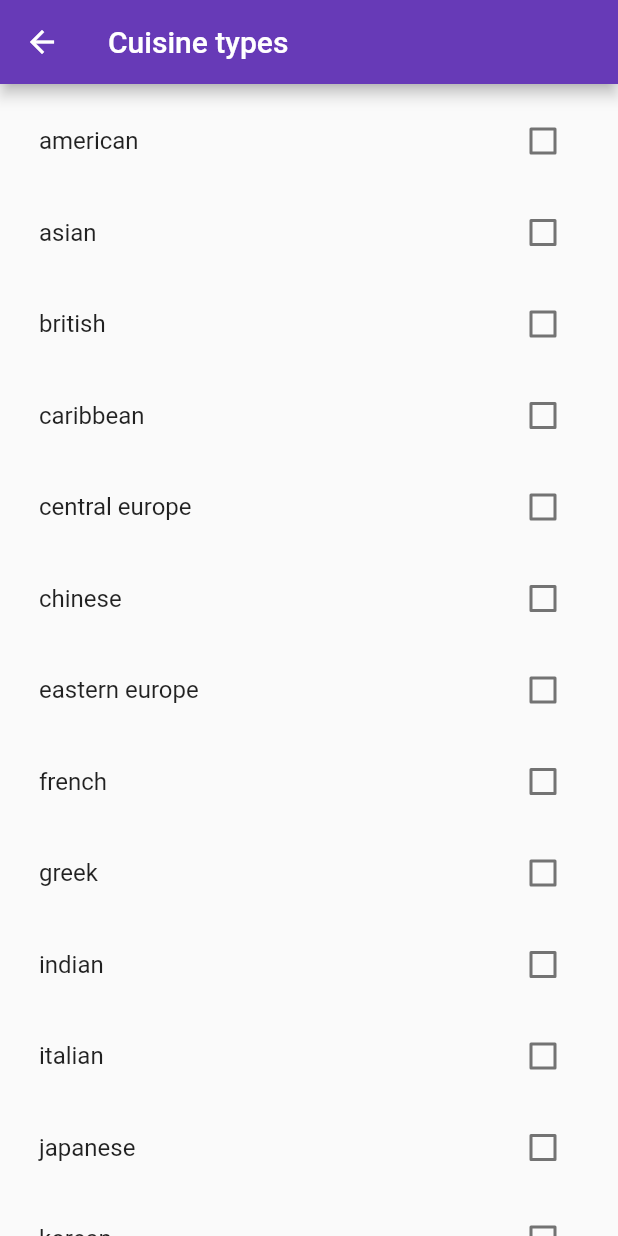
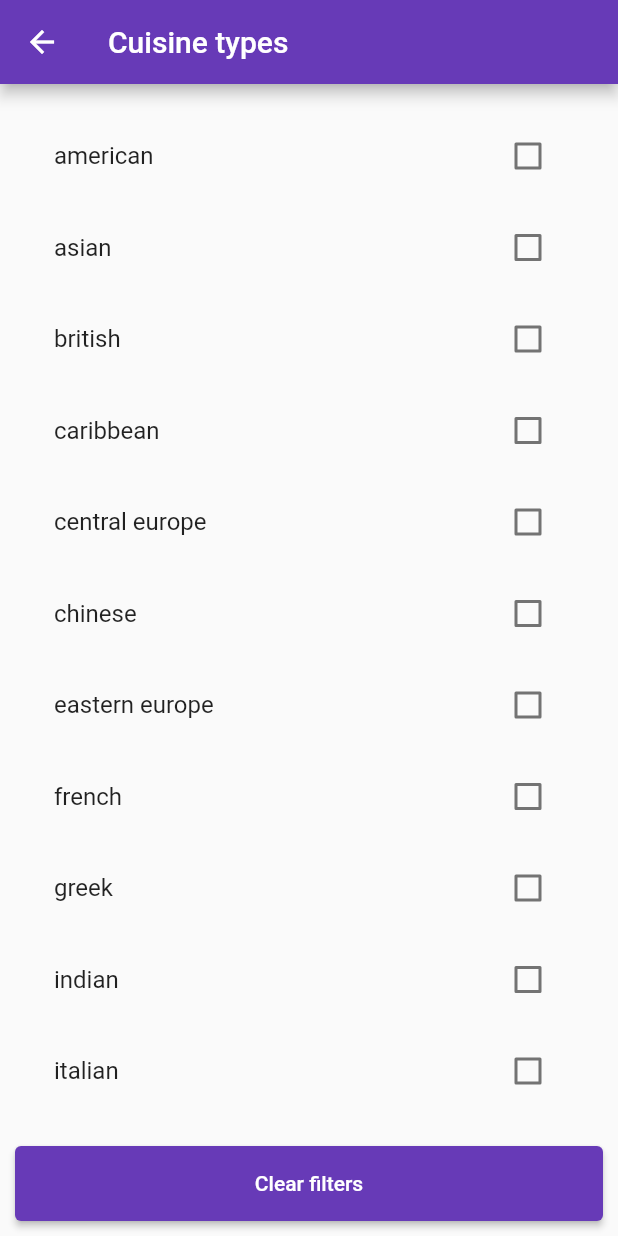
Before and after one commit to Mana-One/cook-off, a Flutter app: the FiltersScreen screen opened by its route, on a phone screen of 412 x 824 dp. Run offline on Flutter 3.47's test engine with Material 2 defaults, Android fonts, the phone set to English and light mode, and no system bars; our stand-ins replace flutter_dotenv, flutter_riverpod.

Commit message:
clear filters button

```diff
--- a/lib/screens/filters_screen.dart
+++ b/lib/screens/filters_screen.dart
@@ -1,3 +1,4 @@
+import 'package:cook_off/shared_states/search_filters.dart';
 import 'package:flutter/material.dart';
 import 'package:flutter_riverpod/flutter_riverpod.dart';
 
@@ -45,13 +46,10 @@ class FiltersScreen extends ConsumerWidget {
       body: Column(
         children: [
           Expanded(
+            child: Padding(
+              padding: const EdgeInsets.all(10),
               child: ListView.separated(
-              padding: const EdgeInsets.only(
-                top: 10,
-                left: 10,
-                right: 10,
-                bottom: 20,
-              ),
+                padding: const EdgeInsets.all(10),
                 scrollDirection: Axis.vertical,
                 itemBuilder: (context, index) => SearchFilterSelector(
                   name: filters[index],
@@ -62,9 +60,24 @@ class FiltersScreen extends ConsumerWidget {
                 itemCount: filters.length,
               ),
             ),
+          ),
+          Padding(
+            padding: const EdgeInsets.only(left: 10, right: 10, bottom: 10),
+            child: ElevatedButton(
+              onPressed: () => _clearFilters(ref),
+              style: ElevatedButton.styleFrom(
+                minimumSize: const Size.fromHeight(50),
+              ),
+              child: const Text('Clear filters'),
+            ),
+          ),
         ],
       ),
     );
+  }
+
+  void _clearFilters(WidgetRef ref) {
+    ref.read(searchFiltersProvider.notifier).replaceFilters([]);
   }
 
   void _goBack(BuildContext context) {
--- a/lib/widgets/search_filter_selector.dart
+++ b/lib/widgets/search_filter_selector.dart
@@ -12,12 +12,16 @@ class SearchFilterSelector extends ConsumerWidget {
 
   @override
   Widget build(BuildContext context, WidgetRef ref) {
-    List<String> activeFilters = ref.watch(searchFiltersProvider);
+    bool isSelected = ref.watch(
+      searchFiltersProvider.select(
+        (s) => s.contains(name),
+      ),
+    );
 
     return ListTile(
       title: Text(name),
       trailing: Checkbox(
-        value: activeFilters.contains(name),
+        value: isSelected,
         onChanged: (value) => _toggleActiveFilter(value ?? false, ref),
       ),
     );
```
Lines whose indentation alone changed are shown as unchanged.
